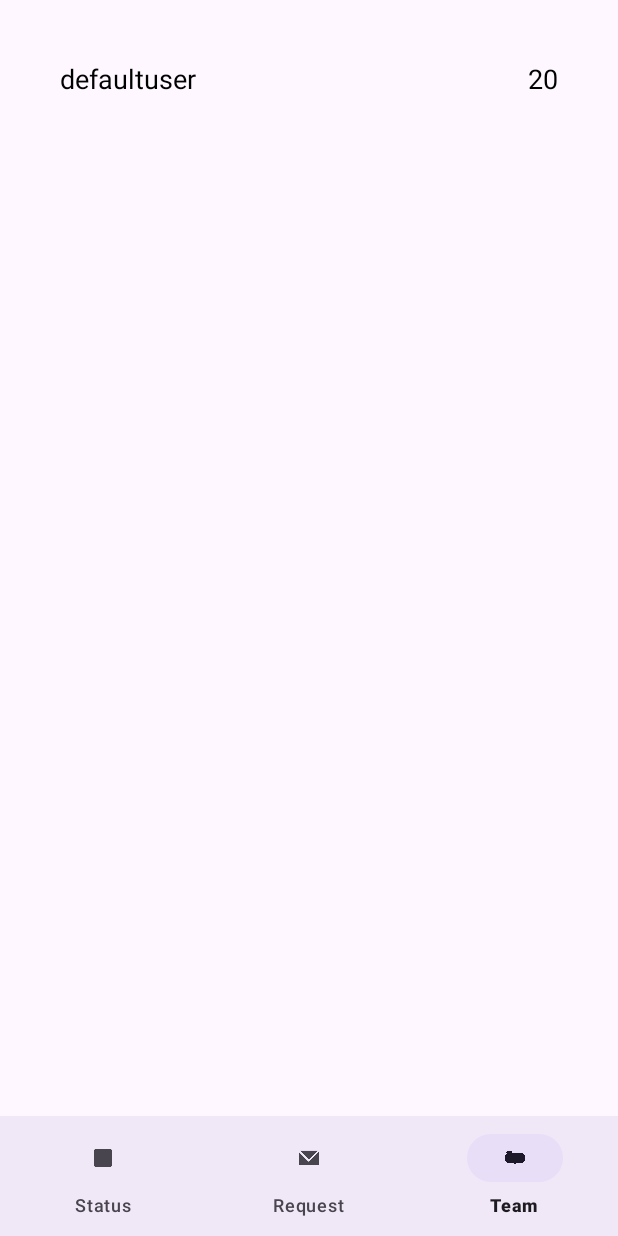
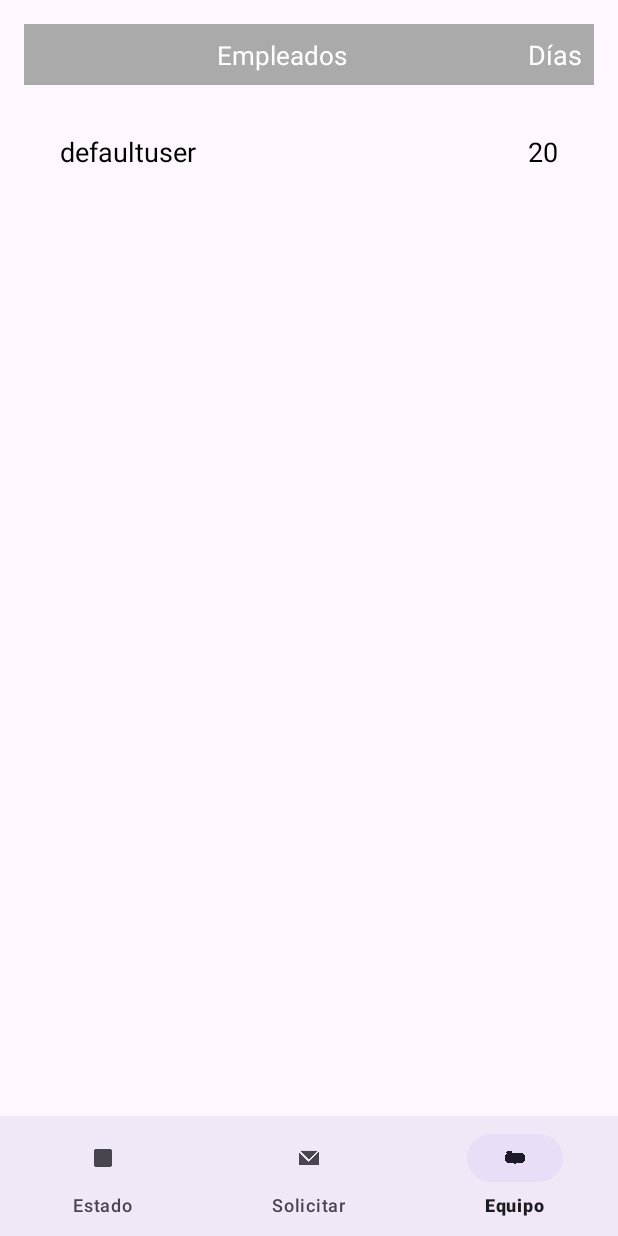
Before and after one commit to omonterroso-2022141/Vacations, an Android app: the MainActivity screen opened directly, with no data from a screen before it, item 3 of the bottom bar chosen, on a phone screen of 412 x 824 dp. Run offline under Robolectric (Android 15) with nearby library versions, the phone set to English and light mode, and no system bars; Roboto replaces fonts that are not available here.

Commit message:
feat: The Team section was created to be able to see all employees and their available days
- A new employee class was created to specify the information EmployeeInfo.kt.

- TeamFragment was created to manage the team fragment, that is, create a view and bring employee data.

- EmployeeAdapter.kt was created to use new recyclerview function for automatic updates.

- Fragment_team.xml was created to be able to display when selecting in the employee and boss menu.

- Bottom_nav_menu.xml was modified (the equipment reference was added)

```diff
--- a/vacations/app/src/main/java/com/example/vacations/ApprovedRequestsFragment.kt
+++ b/vacations/app/src/main/java/com/example/vacations/ApprovedRequestsFragment.kt
@@ -40,7 +40,7 @@ class ApprovedRequestsFragment : Fragment() {
                 // Crear la vista para cada solicitud aprobada o rechazada
                 val requestView = layoutInflater.inflate(R.layout.item_approved_request, container, false)
                 val textView = requestView.findViewById<TextView>(R.id.approvedRequestInfo)
-                textView.text = "Empleado: $employeeId\nInicio: $startDate\nFin: $endDate\nDías: $daysRequested\nComentario: $comment\nEstado: $status"
+                textView.text = "Identificador: $employeeId\nInicio: $startDate\nFin: $endDate\nDías: $daysRequested\nComentario: $comment\nEstado: $status"
 
                 // Añadir la vista al contenedor
                 container.addView(requestView)
--- a/vacations/app/src/main/res/layout/fragment_team.xml
+++ b/vacations/app/src/main/res/layout/fragment_team.xml
@@ -1,6 +1,38 @@
-<androidx.recyclerview.widget.RecyclerView
-    xmlns:android="http://schemas.android.com/apk/res/android"
-    android:id="@+id/recyclerViewEmployees"
+<LinearLayout xmlns:android="http://schemas.android.com/apk/res/android"
     android:layout_width="match_parent"
     android:layout_height="match_parent"
-    android:padding="16dp" />
+    android:orientation="vertical"
+    android:padding="16dp">
+
+    <LinearLayout
+        android:layout_width="match_parent"
+        android:layout_height="wrap_content"
+        android:orientation="horizontal"
+        android:padding="8dp"
+        android:background="@android:color/darker_gray">
+
+        <TextView
+            android:layout_width="0dp"
+            android:layout_height="wrap_content"
+            android:layout_weight="1"
+            android:text="Empleados"
+            android:textSize="17sp"
+            android:textColor="@android:color/white"
+            android:gravity="center" />
+
+        <TextView
+            android:layout_width="wrap_content"
+            android:layout_height="wrap_content"
+            android:text="Días"
+            android:textSize="18sp"
+            android:textColor="@android:color/white"
+            android:gravity="center" />
+    </LinearLayout>
+
+    <androidx.recyclerview.widget.RecyclerView
+        android:id="@+id/recyclerViewEmployees"
+        android:layout_width="match_parent"
+        android:layout_height="match_parent"
+        android:paddingTop="8dp"
+        android:dividerHeight="8dp" />
+</LinearLayout>
--- a/vacations/app/src/main/res/menu/bottom_nav_menu.xml
+++ b/vacations/app/src/main/res/menu/bottom_nav_menu.xml
@@ -1,16 +1,16 @@
 <menu xmlns:android="http://schemas.android.com/apk/res/android">
     <item
         android:id="@+id/navigation_home"
-        android:title="Status"
+        android:title="Estado"
         android:icon="@drawable/iconl" />
 
     <item
         android:id="@+id/navigation_request"
-        android:title="Request"
+        android:title="Solicitar"
         android:icon="@drawable/icon" />
 
     <item
         android:id="@+id/navigation_team"
-        android:title="Team"
+        android:title="Equipo"
         android:icon="@drawable/iconr" />
 </menu>
--- a/vacations/app/src/main/res/menu/bottom_navigation_boss.xml
+++ b/vacations/app/src/main/res/menu/bottom_navigation_boss.xml
@@ -6,10 +6,10 @@
     <item
         android:id="@+id/navigation_approved_requests"
         android:icon="@drawable/iconl"
-        android:title="Aprobadas" />
+        android:title="Historial" />
 
     <item
         android:id="@+id/navigation_team"
         android:icon="@drawable/iconr"
-        android:title="Team" />
+        android:title="Equipo" />
 </menu>
```
Also changed, not shown: vacations/app/src/main/java/com/example/vacations/LoginActivity.run.xml (added, +66 -0 lines).
